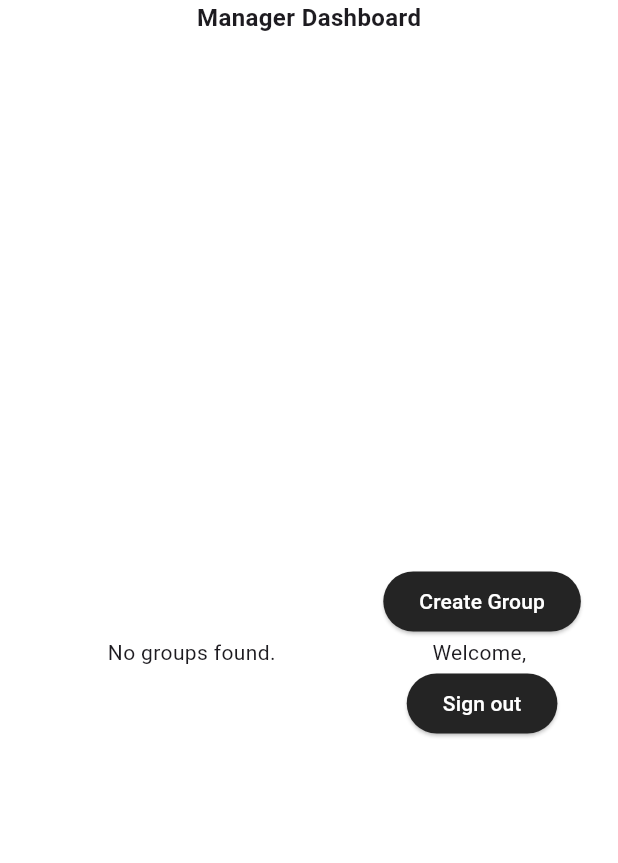
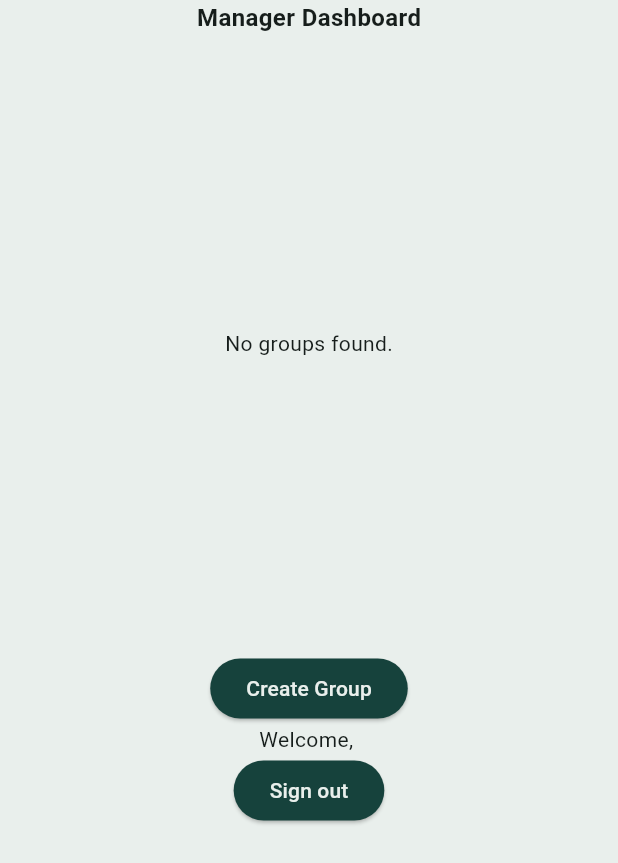
Before and after one commit to mrahmad97/tour_management_app, a Flutter app: the HomePage screen opened by its route, on a phone screen of 412 x 824 dp. Shown: the top 863 px of the screen. Run offline on Flutter 3.47's test engine with Material 3 defaults, Android fonts, the phone set to English and light mode, and no system bars; our stand-ins replace cloud_firestore, firebase_auth, firebase_core, firebase_database, firebase_messaging, flutter_local_notifications and 7 more; missing offline and left inert: mapbox_maps_flutter; accounts and stored records are empty; key blocks and very long unbroken strings in the code were emptied for the run.

Commit message:
color scheme settings

```diff
--- a/lib/constants/colors.dart
+++ b/lib/constants/colors.dart
@@ -1,15 +1,18 @@
 import 'package:flutter/material.dart';
 class AppColors {
-  static const Color primaryColor = Color(0xFF242424); // Primary color
+  static const Color primaryColor = Color(0xFF16423C); // Primary color
   static const Color hintColor = Color(0xFF909090); // Hint color
   static const Color cardBackgroundColor =
-  Color(0xFFF3F3F3); // Card background color
+  Color(0xFFC4DAD2); // Card background color
   static const Color categoryBackgroundColor =
-  Color(0xFFF5F5F5); // Card background color
+  Color(0xFF6A9C89); // Card background color
   static const Color cardTextColor =
   Color(0xFF6A6A6A); // Card background color
+  static const Color primaryTextColor = Color(0xFF242424); // Primary color
+
+
 
   static const Color iconColor = Color(0xFF939393); // Icon color
-  static const Color surfaceColor = Color(0xFFFFFFFF); // Surface color (white)
+  static const Color surfaceColor = Color(0xFFE9EFEC); // Surface color (white)
   static const Color surfaceColorBlur = Color(0x80FFFFFF); // Surface color (white)
 }
--- a/lib/main.dart
+++ b/lib/main.dart
@@ -1,6 +1,7 @@
 import 'package:flutter/material.dart';
 import 'package:provider/provider.dart';
 import 'package:supabase_flutter/supabase_flutter.dart';
+import 'package:tour_management_app/constants/colors.dart';
 import 'package:tour_management_app/functions/get_token.dart';
 import 'package:tour_management_app/providers/location_provider.dart';
 import 'package:tour_management_app/providers/user_provider.dart';
@@ -40,6 +41,7 @@ class MyApp extends StatelessWidget {
   Widget build(BuildContext context) {
     return MaterialApp(
       navigatorKey: NavigationService.navigatorKey,
+      theme: ThemeData(colorScheme: ColorScheme.fromSeed(seedColor: AppColors.primaryColor,primary: AppColors.primaryColor,surface: AppColors.surfaceColor)),
       title: 'Tour Management App',
       initialRoute: UniversalPlatform.isWeb
           ? AppRoutes.loginSignup
--- a/lib/screens/dashboard/home_page.dart
+++ b/lib/screens/dashboard/home_page.dart
@@ -98,12 +98,60 @@ class _HomePageState extends State<HomePage> {
   }
 
   Widget _buildMediumScreen(BuildContext context) {
-    return _buildLargeScreen(context);
+
+    return _buildSmallScreen(context);
   }
 
   Widget _buildSmallScreen(BuildContext context) {
-    return _buildLargeScreen(context);
+    final userProvider = Provider.of<UserProvider>(context);
+
+    return Column(
+      mainAxisAlignment: MainAxisAlignment.start,
+      crossAxisAlignment: CrossAxisAlignment.center,
+      children: [
+        _buildTitle(context),
+        SizedBox(
+          width: MediaQuery.of(context).size.width ,
+          height: MediaQuery.of(context).size.height *1/2,
+          child: _buildGroupTiles(context),
+        ),
+        Column(
+          crossAxisAlignment: CrossAxisAlignment.center,
+          children: [
+            ElevatedButton(
+              style: ElevatedButton.styleFrom(
+                backgroundColor: AppColors.primaryColor,
+                foregroundColor: AppColors.surfaceColor,
+              ),
+              onPressed: () {
+                NavigationService.navigatorKey.currentState?.push(
+                  MaterialPageRoute(builder: (context) => CreateGroupScreen()),
+                );
+              },
+              child: const Text('Create Group'),
+            ),
+            Center(
+              child: userProvider.user != null
+                  ? Text('Welcome, ${userProvider.user!.displayName}')
+                  : const Text('No user signed in'),
+            ),
+            ElevatedButton(
+              style: ElevatedButton.styleFrom(
+                backgroundColor: AppColors.primaryColor,
+                foregroundColor: AppColors.surfaceColor,
+              ),
+              onPressed: () async {
+                await handleSignOut(context);
+                NavigationService.navigatorKey.currentState?.pushNamed(AppRoutes.loginSignup);
+              },
+              child: const Text('Sign out'),
+            ),
+          ],
+        ),
+      ],
+    );
   }
+
 
   Widget _buildGroupTiles(BuildContext context) {
     return FutureBuilder<List<Group>>(
@@ -123,8 +171,14 @@ class _HomePageState extends State<HomePage> {
             itemBuilder: (context, index) {
               final group = groups[index];
 
-              return ListTile(
+              return Padding(
+                padding: const EdgeInsets.fromLTRB(0,0,0,8),
+                child: Material(
+                  elevation: 4,
+                  borderRadius: BorderRadius.circular(10),
+                  child: ListTile(
                     title: Text(group.name),
+                    tileColor: AppColors.cardBackgroundColor,
                     subtitle: Text(group.description),
                     trailing: IconButton(
                       icon: const Icon(Icons.group_add),
@@ -137,6 +191,8 @@ class _HomePageState extends State<HomePage> {
                         MaterialPageRoute(builder: (context) => UserHome(groupId: group.id)),
                       );
                     },
+                  ),
+                ),
               );
             },
           );
--- a/lib/screens/dashboard_navigation_screens/chat_screen.dart
+++ b/lib/screens/dashboard_navigation_screens/chat_screen.dart
@@ -215,7 +215,7 @@ class _ChatScreenState extends State<ChatScreen> {
                 message.message!,
                 style: TextStyle(
                     color:
-                        isMe ? AppColors.surfaceColor : AppColors.primaryColor),
+                        isMe ? AppColors.surfaceColor : AppColors.primaryTextColor),
               ),
             Text(
               message.timestamp != null
@@ -224,7 +224,7 @@ class _ChatScreenState extends State<ChatScreen> {
               style: TextStyle(
                   fontSize: 10,
                   color:
-                      isMe ? AppColors.surfaceColor : AppColors.primaryColor),
+                      isMe ? AppColors.surfaceColor : AppColors.primaryTextColor),
             ),
           ],
         ),
--- a/lib/screens/dashboard_navigation_screens/emergency_contacts/emergency_contact_screen.dart
+++ b/lib/screens/dashboard_navigation_screens/emergency_contacts/emergency_contact_screen.dart
@@ -78,6 +78,7 @@ class _EmergencyContactsScreenState extends State<EmergencyContactsScreen> {
                   itemBuilder: (context, index) {
                     final contact = contacts[index];
                     return Card(
+                      elevation: 4,
                       margin: EdgeInsets.symmetric(horizontal: 10, vertical: 5),
                       child: ListTile(
                         tileColor: AppColors.cardBackgroundColor,
--- a/lib/screens/dashboard_navigation_screens/routes_screen/route_display_screen.dart
+++ b/lib/screens/dashboard_navigation_screens/routes_screen/route_display_screen.dart
@@ -111,7 +111,10 @@ class _RouteDisplayScreenState extends State<RouteDisplayScreen> {
     return Card(
       color: AppColors.cardBackgroundColor,
       margin: const EdgeInsets.symmetric(horizontal: 10, vertical: 5),
+      child: Material(
+        elevation: 4,
         child: ListTile(
+          tileColor: AppColors.cardBackgroundColor,
           title: Text(route.heading,
               style: const TextStyle(fontWeight: FontWeight.bold)),
           subtitle: Column(
@@ -131,6 +134,7 @@ class _RouteDisplayScreenState extends State<RouteDisplayScreen> {
             onPressed: () {
               _showRouteDetails(route);
             },
+          ),
         ),
       ),
     );
--- a/pubspec.yaml
+++ b/pubspec.yaml
@@ -85,6 +85,7 @@ flutter:
   #   - images/a_dot_ham.jpeg
   assets:
     - assets/get_started/
+    - assets/
 
   # An image asset can refer to one or more resolution-specific "variants", see
   # https://flutter.dev/to/resolution-aware-images
```
Also changed, not shown: lib/screens/dashboard/user_home.dart (+20 -4 lines), lib/screens/dashboard_navigation_screens/expense_screen/expense_summary_screen.dart (+14 -8 lines). Lines whose indentation alone changed are shown as unchanged.
